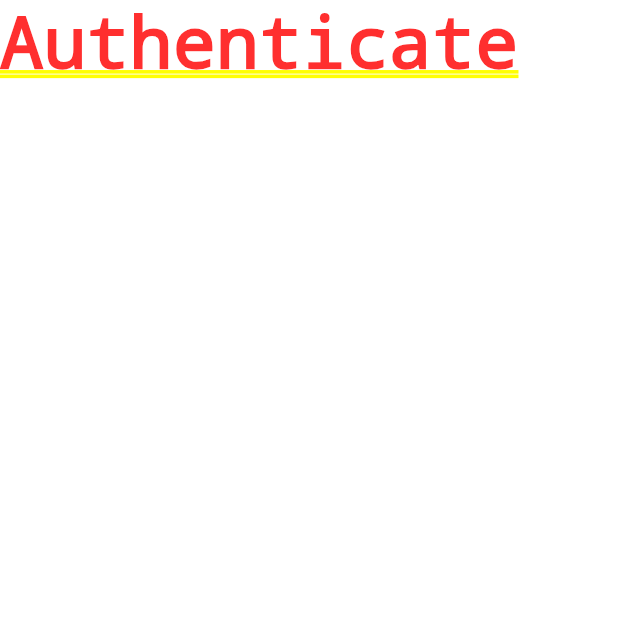
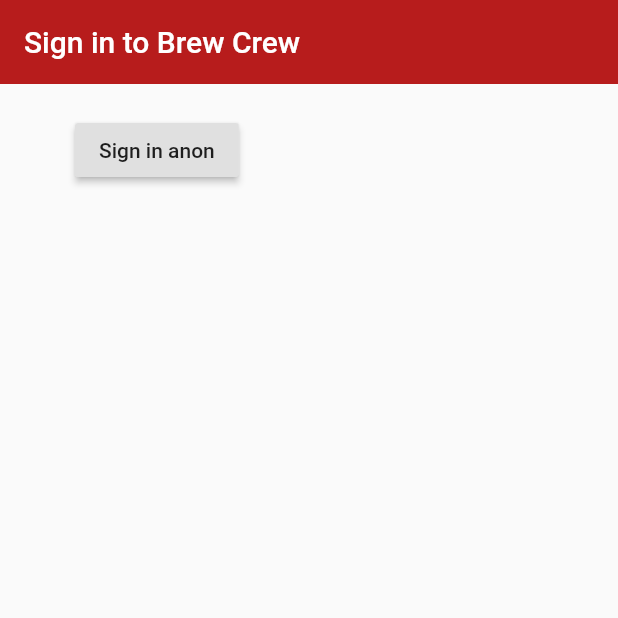
Before and after one commit to AhmadJavaidWork/brew_crew, a Flutter app: the screen it shows after launch, on a phone screen of 412 x 824 dp, the top half of it. Run offline on Flutter 3.47's test engine with Material 2 defaults, Android fonts, the phone set to English and light mode, and no system bars; our stand-ins replace firebase_auth; accounts and stored records are empty.

Commit message:
anonymous sign in

```diff
--- a/lib/screens/authenticate/authenticate.dart
+++ b/lib/screens/authenticate/authenticate.dart
@@ -1,3 +1,4 @@
+import 'package:brew_crew/screens/authenticate/sign_in.dart';
 import 'package:flutter/material.dart';
 
 class Authenticate extends StatefulWidget {
@@ -9,7 +10,7 @@ class _AuthenticateState extends State<Authenticate> {
   @override
   Widget build(BuildContext context) {
     return Container(
-      child: Text('Authenticate'),
+      child: SignIn(),
     );
   }
 }
--- /dev/null
+++ b/lib/screens/authenticate/sign_in.dart
@@ -0,0 +1,38 @@
+import 'package:brew_crew/services/auth.dart';
+import 'package:flutter/material.dart';
+
+class SignIn extends StatefulWidget {
+  @override
+  _SignInState createState() => _SignInState();
+}
+
+class _SignInState extends State<SignIn> {
+  final AuthService _auth = AuthService();
+  @override
+  Widget build(BuildContext context) {
+    return Scaffold(
+      appBar: AppBar(
+        backgroundColor: Colors.red[900],
+        elevation: 0.0,
+        title: Text('Sign in to Brew Crew'),
+      ),
+      body: Container(
+        padding: const EdgeInsets.symmetric(horizontal: 50.0, vertical: 20.0),
+        child: RaisedButton(
+          child: Text(
+            'Sign in anon',
+          ),
+          onPressed: () async {
+            dynamic result = await _auth.signInAnon();
+            if (result == null) {
+              print('Error signing in');
+            } else {
+              print('Signed in');
+              print(result);
+            }
+          },
+        ),
+      ),
+    );
+  }
+}
--- a/pubspec.yaml
+++ b/pubspec.yaml
@@ -23,8 +23,9 @@ environment:
 dependencies:
   flutter:
     sdk: flutter
-  firebase_auth: ^0.14.0+5
-  cloud_firestore: ^0.12.9+4
+  firebase_core: ^0.4.4+3
+  firebase_auth: ^0.16.0
+  cloud_firestore: ^0.13.5
 
 
   # The following adds the Cupertino Icons font to your application.
```
Also changed, not shown: pubspec.lock, 2 other files.
